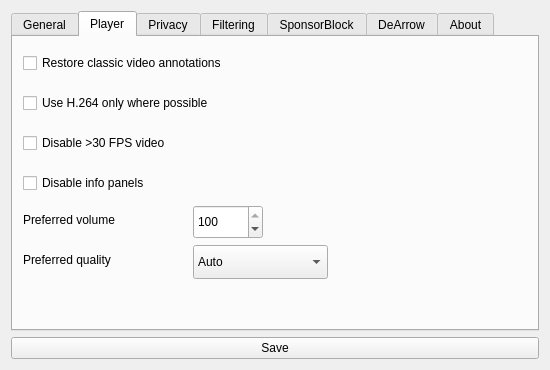
Above: src/ui/forms/settings/settingsform.ui from BowDown097/QtTube before the change. Below: the same form after it.
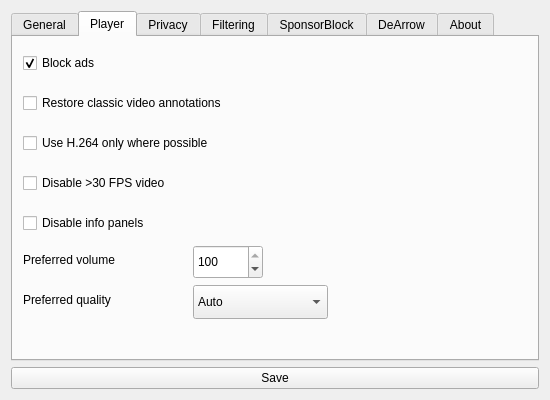
That is the form after the change. The open tabs and pages were chosen to show the change.

Diff of the .ui file:
```diff
--- a/src/ui/forms/settings/settingsform.ui
+++ b/src/ui/forms/settings/settingsform.ui
@@ -7,7 +7,7 @@
     <x>0</x>
     <y>0</y>
     <width>550</width>
-    <height>370</height>
+    <height>400</height>
    </rect>
   </property>
   <property name="windowTitle">
@@ -138,7 +138,7 @@
        <property name="geometry">
         <rect>
          <x>10</x>
-         <y>10</y>
+         <y>50</y>
          <width>400</width>
          <height>32</height>
         </rect>
@@ -151,7 +151,7 @@
        <property name="geometry">
         <rect>
          <x>10</x>
-         <y>170</y>
+         <y>210</y>
          <width>170</width>
          <height>26</height>
         </rect>
@@ -164,7 +164,7 @@
        <property name="geometry">
         <rect>
          <x>180</x>
-         <y>168</y>
+         <y>208</y>
          <width>70</width>
          <height>34</height>
         </rect>
@@ -180,7 +180,7 @@
        <property name="geometry">
         <rect>
          <x>10</x>
-         <y>210</y>
+         <y>250</y>
          <width>170</width>
          <height>26</height>
         </rect>
@@ -193,7 +193,7 @@
        <property name="geometry">
         <rect>
          <x>180</x>
-         <y>208</y>
+         <y>248</y>
          <width>135</width>
          <height>34</height>
         </rect>
@@ -253,7 +253,7 @@
        <property name="geometry">
         <rect>
          <x>10</x>
-         <y>50</y>
+         <y>90</y>
          <width>400</width>
          <height>32</height>
         </rect>
@@ -266,7 +266,7 @@
        <property name="geometry">
         <rect>
          <x>10</x>
-         <y>90</y>
+         <y>130</y>
          <width>400</width>
          <height>32</height>
         </rect>
@@ -279,7 +279,7 @@
        <property name="geometry">
         <rect>
          <x>10</x>
-         <y>130</y>
+         <y>170</y>
          <width>400</width>
          <height>32</height>
         </rect>
@@ -288,6 +288,25 @@
         <string>Disable info panels</string>
        </property>
       </widget>
+      <widget class="QCheckBox" name="blockAds">
+       <property name="geometry">
+        <rect>
+         <x>10</x>
+         <y>10</y>
+         <width>400</width>
+         <height>32</height>
+        </rect>
+       </property>
+       <property name="toolTip">
+        <string>&lt;html&gt;&lt;head/&gt;&lt;body&gt;&lt;p&gt;Videos generally will not have ads already because they are embedded, but there are some exceptions.&lt;/p&gt;&lt;/body&gt;&lt;/html&gt;</string>
+       </property>
+       <property name="text">
+        <string>Block ads</string>
+       </property>
+       <property name="checked">
+        <bool>true</bool>
+       </property>
+      </widget>
      </widget>
      <widget class="QWidget" name="privacy">
       <attribute name="title">
```
